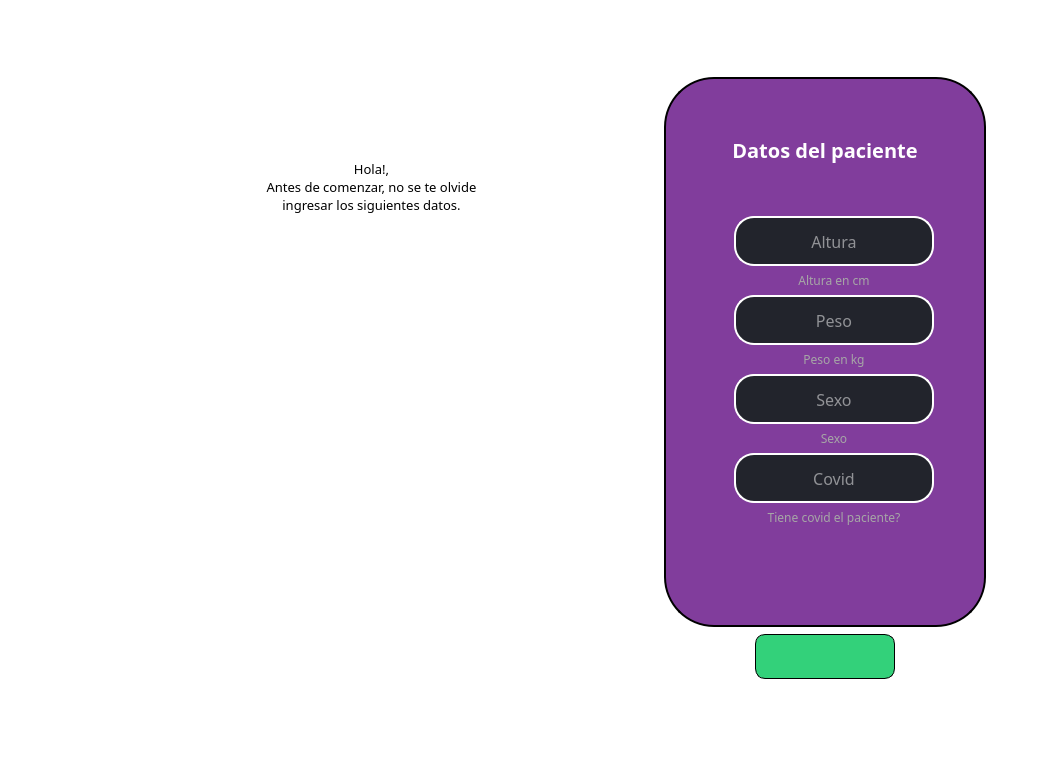
First picture: the form in Datos_paciente.ui, repository JulianDuque97/EPI, before the edit.
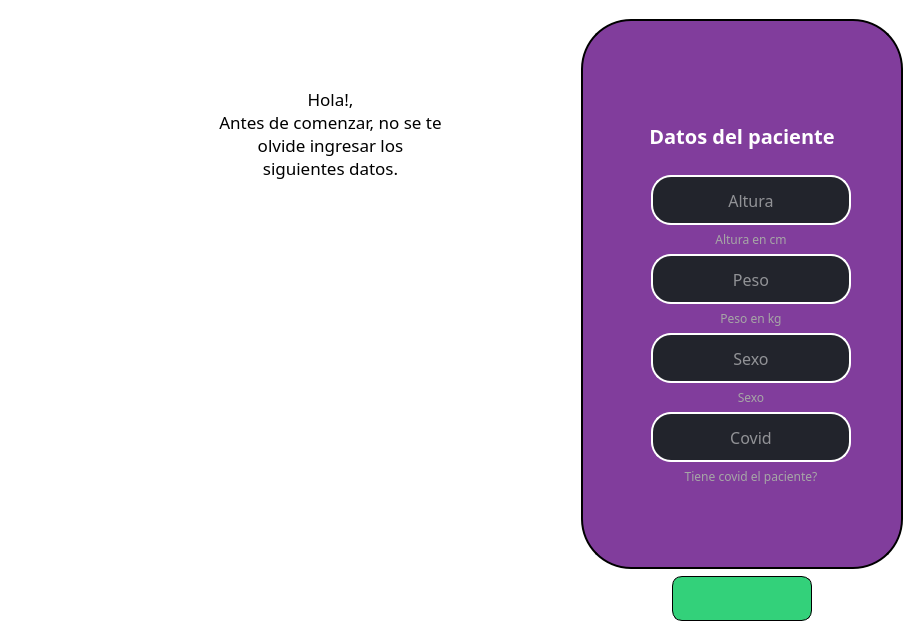
Second picture: the form after the edit. Icons and pictures are not drawn.

What changed in the file:
```diff
--- a/Datos_paciente.ui
+++ b/Datos_paciente.ui
@@ -6,8 +6,8 @@
    <rect>
     <x>0</x>
     <y>0</y>
-    <width>1046</width>
-    <height>757</height>
+    <width>922</width>
+    <height>642</height>
    </rect>
   </property>
   <property name="windowTitle">
@@ -70,13 +70,13 @@
              <x>120</x>
              <y>40</y>
              <width>231</width>
-             <height>141</height>
+             <height>151</height>
             </rect>
            </property>
            <property name="font">
             <font>
              <family>LEMON MILK</family>
-             <pointsize>10</pointsize>
+             <pointsize>13</pointsize>
             </font>
            </property>
            <property name="text">
@@ -170,7 +170,7 @@
          <enum>QFrame::Raised</enum>
         </property>
         <layout class="QGridLayout" name="gridLayout_3">
-         <item row="0" column="0" rowspan="5">
+         <item row="0" column="0" rowspan="4">
           <spacer name="horizontalSpacer_4">
            <property name="orientation">
             <enum>Qt::Horizontal</enum>
@@ -183,39 +183,46 @@
            </property>
           </spacer>
          </item>
-         <item row="0" column="1">
-          <spacer name="verticalSpacer_6">
+         <item row="0" column="3" rowspan="4">
+          <spacer name="horizontalSpacer_6">
            <property name="orientation">
-            <enum>Qt::Vertical</enum>
-           </property>
-           <property name="sizeType">
-            <enum>QSizePolicy::Expanding</enum>
+            <enum>Qt::Horizontal</enum>
            </property>
            <property name="sizeHint" stdset="0">
             <size>
-             <width>20</width>
-             <height>85</height>
+             <width>40</width>
+             <height>20</height>
             </size>
            </property>
           </spacer>
          </item>
+         <item row="1" column="1">
+          <widget class="QLabel" name="label_44">
+           <property name="font">
+            <font>
+             <family>LEMON MILK</family>
+             <pointsize>15</pointsize>
+             <weight>75</weight>
+             <bold>true</bold>
+            </font>
+           </property>
+           <property name="layoutDirection">
+            <enum>Qt::LeftToRight</enum>
+           </property>
+           <property name="styleSheet">
+            <string notr="true">QLabel{
+border: 2px sold rgb(255, 255, 255)
+}</string>
+           </property>
+           <property name="text">
+            <string>Datos del paciente</string>
+           </property>
+           <property name="alignment">
+            <set>Qt::AlignCenter</set>
+           </property>
+          </widget>
+         </item>
          <item row="2" column="1">
-          <spacer name="verticalSpacer_5">
-           <property name="orientation">
-            <enum>Qt::Vertical</enum>
-           </property>
-           <property name="sizeType">
-            <enum>QSizePolicy::Fixed</enum>
-           </property>
-           <property name="sizeHint" stdset="0">
-            <size>
-             <width>20</width>
-             <height>40</height>
-            </size>
-           </property>
-          </spacer>
-         </item>
-         <item row="3" column="1">
           <layout class="QVBoxLayout" name="verticalLayout_2">
            <property name="leftMargin">
             <number>18</number>
@@ -231,7 +238,7 @@
              <property name="maximumSize">
               <size>
                <width>16777215</width>
-               <height>16777215</height>
+               <height>50</height>
               </size>
              </property>
              <property name="font">
@@ -542,58 +549,6 @@
            </item>
           </layout>
          </item>
-         <item row="4" column="1">
-          <spacer name="verticalSpacer_4">
-           <property name="orientation">
-            <enum>Qt::Vertical</enum>
-           </property>
-           <property name="sizeHint" stdset="0">
-            <size>
-             <width>20</width>
-             <height>127</height>
-            </size>
-           </property>
-          </spacer>
-         </item>
-         <item row="1" column="1">
-          <widget class="QLabel" name="label_44">
-           <property name="font">
-            <font>
-             <family>LEMON MILK</family>
-             <pointsize>15</pointsize>
-             <weight>75</weight>
-             <bold>true</bold>
-            </font>
-           </property>
-           <property name="layoutDirection">
-            <enum>Qt::LeftToRight</enum>
-           </property>
-           <property name="styleSheet">
-            <string notr="true">QLabel{
-border: 2px sold rgb(255, 255, 255)
-}</string>
-           </property>
-           <property name="text">
-            <string>Datos del paciente</string>
-           </property>
-           <property name="alignment">
-            <set>Qt::AlignCenter</set>
-           </property>
-          </widget>
-         </item>
-         <item row="0" column="3" rowspan="5">
-          <spacer name="horizontalSpacer_6">
-           <property name="orientation">
-            <enum>Qt::Horizontal</enum>
-           </property>
-           <property name="sizeHint" stdset="0">
-            <size>
-             <width>40</width>
-             <height>20</height>
-            </size>
-           </property>
-          </spacer>
-         </item>
         </layout>
        </widget>
       </item>
```
